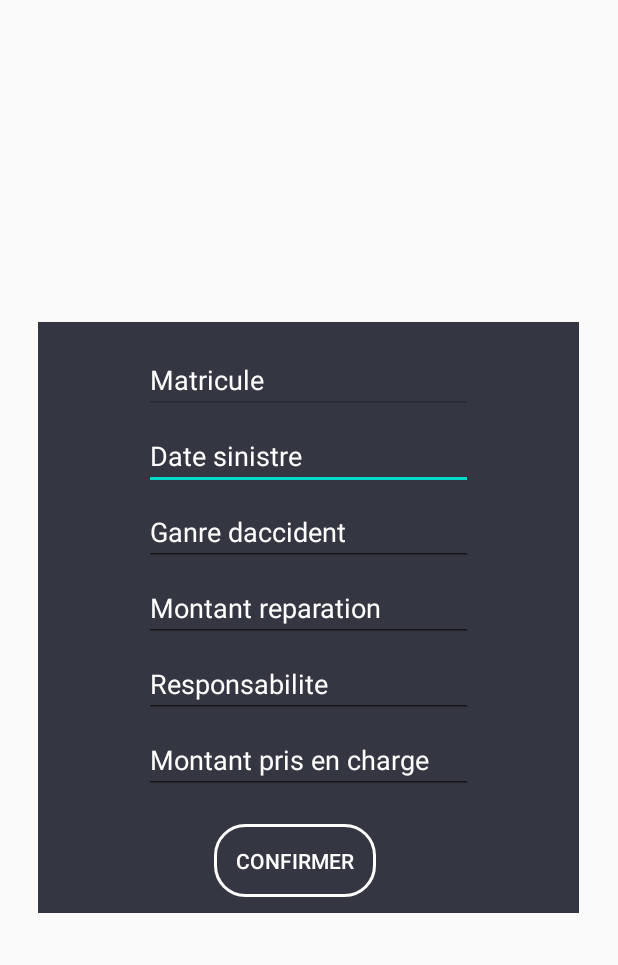
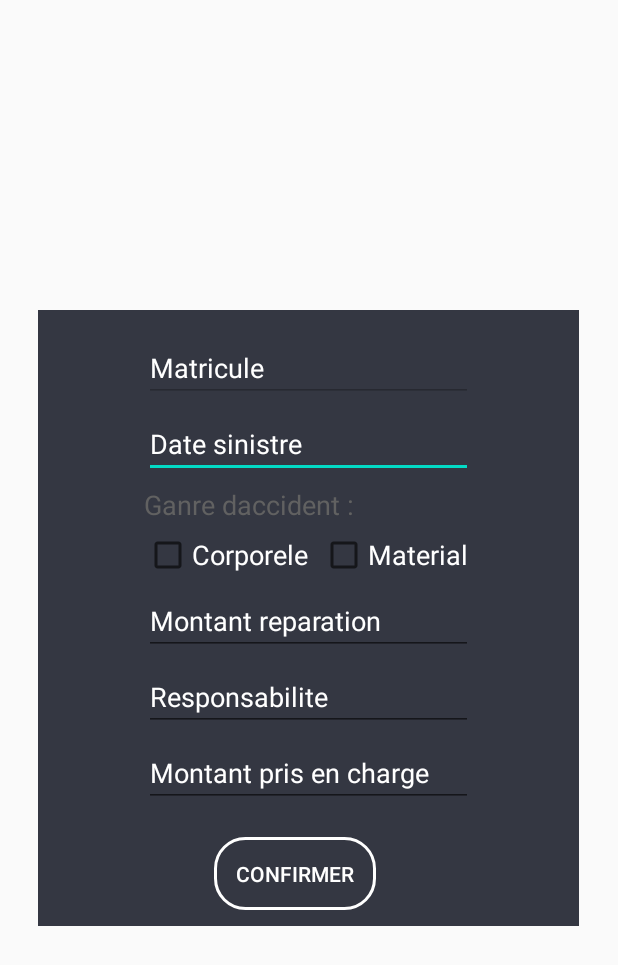
Before and after one commit to Vanhayten/Gestion_Location_php, an Android app: the layout dialog_ajoute_sinisstre.xml on its own in the app's theme, with its tools: preview values and no code run, on a phone screen of 412 x 824 dp. Shown: the top 965 px of the screen. Run offline under Robolectric (Android 15) with nearby library versions, the phone set to English and light mode, and no system bars.

```diff
--- a/app/src/main/res/layout/dialog_ajoute_sinisstre.xml
+++ b/app/src/main/res/layout/dialog_ajoute_sinisstre.xml
@@ -39,21 +39,46 @@
                 android:id="@+id/text_datesinistre2"
                 android:layout_width="match_parent"
                 android:layout_height="wrap_content"
+                android:layout_marginTop="5sp"
                 android:hint="Date sinistre"
+                android:inputType="date"
+                android:textColor="@color/NAVwhite"
                 android:textColorHint="@color/NAVwhite"
-                android:textColor="@color/NAVwhite"
+                android:textSize="18dp" />
+
+            <TextView
+                android:layout_width="wrap_content"
+                android:layout_height="wrap_content"
                 android:layout_marginTop="5sp"
-                android:textSize="18dp"
-                />
-            <EditText
-                android:id="@+id/text_ganredaccident2"
+                android:text="Ganre daccident :"
+                android:textColor="@color/NAVgray_theme50"
+                android:textColorHint="@color/NAVwhite"
+                android:textSize="18dp" />
+            <LinearLayout
                 android:layout_width="match_parent"
                 android:layout_height="wrap_content"
-                android:hint="Ganre daccident"
-                android:textColorHint="@color/NAVwhite"
-                android:textColor="@color/NAVwhite"
-                android:layout_marginTop="5sp"
-                android:textSize="18dp" />
+                android:orientation="horizontal">
+                <CheckBox
+                    android:id="@+id/text_ganredaccident2"
+                    android:layout_width="wrap_content"
+                    android:layout_height="wrap_content"
+                    android:hint="Corporele"
+                    android:textColorHint="@color/NAVwhite"
+                    android:textColor="@color/NAVwhite"
+                    android:layout_marginTop="5sp"
+                    android:textSize="18dp" />
+                <CheckBox
+                    android:id="@+id/text_ganredaccident3"
+                    android:layout_width="wrap_content"
+                    android:layout_height="wrap_content"
+                    android:hint="Material"
+                    android:layout_marginLeft="8dp"
+                    android:textColorHint="@color/NAVwhite"
+                    android:textColor="@color/NAVwhite"
+                    android:layout_marginTop="5sp"
+                    android:textSize="18dp" />
+            </LinearLayout>
+
 
             <EditText
                 android:id="@+id/text_vmontant2"
@@ -61,6 +86,7 @@
                 android:layout_height="wrap_content"
                 android:layout_marginTop="5sp"
                 android:hint="Montant reparation"
+                android:inputType="number"
                 android:textColor="@color/NAVwhite"
                 android:textColorHint="@color/NAVwhite"
                 android:textSize="18dp" />
@@ -80,6 +106,7 @@
                 android:layout_height="wrap_content"
                 android:layout_marginTop="5sp"
                 android:hint="Montant pris en charge"
+                android:inputType="number"
                 android:textColor="@color/NAVwhite"
                 android:textColorHint="@color/NAVwhite"
                 android:textSize="18dp" />
```
Also changed, not shown: app/src/main/java/com/example/gestionlocationnew/assurances.java (+14 -3 lines), app/src/main/java/com/example/gestionlocationnew/historique_sinistre.java (+14 -4 lines).
